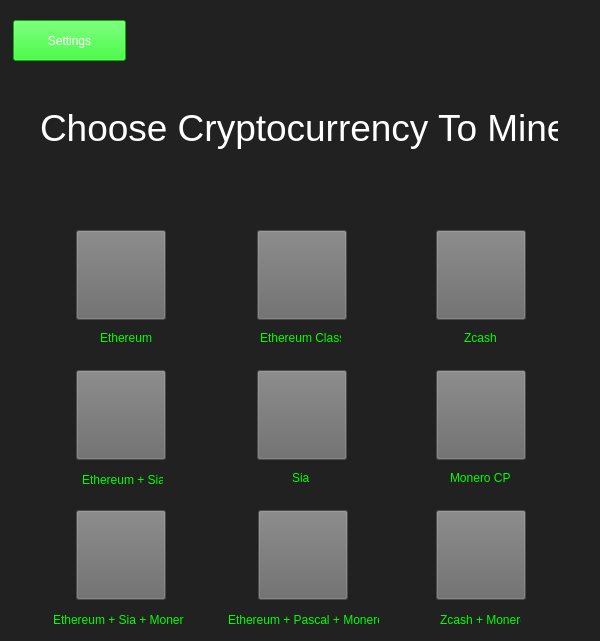
The window that Mr.Mining/MikeTheMiner/ChooseCurrency.ui (patel344/Mr.Miner) describes before a commit, drawn with Qt 5.
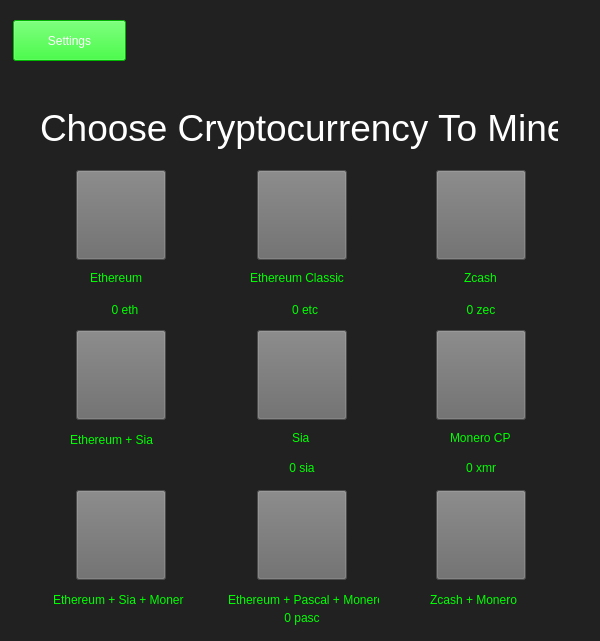
The same window after the commit. Icons and pictures are not drawn.

What changed in the file:
```diff
--- a/Mr.Mining/MikeTheMiner/ChooseCurrency.ui
+++ b/Mr.Mining/MikeTheMiner/ChooseCurrency.ui
@@ -25,7 +25,7 @@
    <property name="geometry">
     <rect>
      <x>76</x>
-     <y>230</y>
+     <y>170</y>
      <width>90</width>
      <height>90</height>
     </rect>
@@ -53,7 +53,7 @@
    <property name="geometry">
     <rect>
      <x>257</x>
-     <y>230</y>
+     <y>170</y>
      <width>90</width>
      <height>90</height>
     </rect>
@@ -79,7 +79,7 @@
    <property name="geometry">
     <rect>
      <x>436</x>
-     <y>230</y>
+     <y>170</y>
      <width>90</width>
      <height>90</height>
     </rect>
@@ -108,7 +108,7 @@
    <property name="geometry">
     <rect>
      <x>76</x>
-     <y>370</y>
+     <y>330</y>
      <width>90</width>
      <height>90</height>
     </rect>
@@ -134,7 +134,7 @@
    <property name="geometry">
     <rect>
      <x>257</x>
-     <y>370</y>
+     <y>330</y>
      <width>90</width>
      <height>90</height>
     </rect>
@@ -163,7 +163,7 @@
    <property name="geometry">
     <rect>
      <x>436</x>
-     <y>370</y>
+     <y>330</y>
      <width>90</width>
      <height>90</height>
     </rect>
@@ -188,8 +188,8 @@
   <widget class="QLabel" name="label_2">
    <property name="geometry">
     <rect>
-     <x>100</x>
-     <y>330</y>
+     <x>90</x>
+     <y>270</y>
      <width>61</width>
      <height>16</height>
     </rect>
@@ -204,9 +204,9 @@
   <widget class="QLabel" name="label_3">
    <property name="geometry">
     <rect>
-     <x>260</x>
-     <y>330</y>
-     <width>81</width>
+     <x>250</x>
+     <y>270</y>
+     <width>111</width>
      <height>16</height>
     </rect>
    </property>
@@ -221,7 +221,7 @@
    <property name="geometry">
     <rect>
      <x>464</x>
-     <y>330</y>
+     <y>270</y>
      <width>41</width>
      <height>16</height>
     </rect>
@@ -236,9 +236,9 @@
   <widget class="QLabel" name="label_5">
    <property name="geometry">
     <rect>
-     <x>82</x>
-     <y>470</y>
-     <width>81</width>
+     <x>70</x>
+     <y>430</y>
+     <width>101</width>
      <height>20</height>
     </rect>
    </property>
@@ -253,7 +253,7 @@
    <property name="geometry">
     <rect>
      <x>292</x>
-     <y>470</y>
+     <y>430</y>
      <width>21</width>
      <height>16</height>
     </rect>
@@ -269,7 +269,7 @@
    <property name="geometry">
     <rect>
      <x>450</x>
-     <y>470</y>
+     <y>430</y>
      <width>61</width>
      <height>16</height>
     </rect>
@@ -735,7 +735,7 @@
    <property name="geometry">
     <rect>
      <x>436</x>
-     <y>510</y>
+     <y>490</y>
      <width>90</width>
      <height>90</height>
     </rect>
@@ -763,8 +763,8 @@
    </property>
    <property name="geometry">
     <rect>
-     <x>258</x>
-     <y>510</y>
+     <x>257</x>
+     <y>490</y>
      <width>90</width>
      <height>90</height>
     </rect>
@@ -793,7 +793,7 @@
    <property name="geometry">
     <rect>
      <x>76</x>
-     <y>510</y>
+     <y>490</y>
      <width>90</width>
      <height>90</height>
     </rect>
@@ -835,7 +835,7 @@
    <property name="geometry">
     <rect>
      <x>53</x>
-     <y>610</y>
+     <y>590</y>
      <width>131</width>
      <height>20</height>
     </rect>
@@ -851,7 +851,7 @@
    <property name="geometry">
     <rect>
      <x>228</x>
-     <y>610</y>
+     <y>590</y>
      <width>151</width>
      <height>20</height>
     </rect>
@@ -866,9 +866,9 @@
   <widget class="QLabel" name="label_11">
    <property name="geometry">
     <rect>
-     <x>440</x>
-     <y>610</y>
-     <width>81</width>
+     <x>430</x>
+     <y>590</y>
+     <width>111</width>
      <height>20</height>
     </rect>
    </property>
@@ -879,6 +879,120 @@
     <string>Zcash + Monero</string>
    </property>
   </widget>
+  <widget class="QLabel" name="eth_coin">
+   <property name="geometry">
+    <rect>
+     <x>80</x>
+     <y>300</y>
+     <width>90</width>
+     <height>20</height>
+    </rect>
+   </property>
+   <property name="styleSheet">
+    <string notr="true">color:rgb(0, 255, 0)</string>
+   </property>
+   <property name="text">
+    <string>0 eth</string>
+   </property>
+   <property name="alignment">
+    <set>Qt::AlignCenter</set>
+   </property>
+  </widget>
+  <widget class="QLabel" name="etc_coin">
+   <property name="geometry">
+    <rect>
+     <x>260</x>
+     <y>300</y>
+     <width>90</width>
+     <height>20</height>
+    </rect>
+   </property>
+   <property name="styleSheet">
+    <string notr="true">color:rgb(0, 255, 0)</string>
+   </property>
+   <property name="text">
+    <string>0 etc</string>
+   </property>
+   <property name="alignment">
+    <set>Qt::AlignCenter</set>
+   </property>
+  </widget>
+  <widget class="QLabel" name="zec_coin">
+   <property name="geometry">
+    <rect>
+     <x>436</x>
+     <y>300</y>
+     <width>90</width>
+     <height>20</height>
+    </rect>
+   </property>
+   <property name="styleSheet">
+    <string notr="true">color:rgb(0, 255, 0)</string>
+   </property>
+   <property name="text">
+    <string>0 zec</string>
+   </property>
+   <property name="alignment">
+    <set>Qt::AlignCenter</set>
+   </property>
+  </widget>
+  <widget class="QLabel" name="sia_coin">
+   <property name="geometry">
+    <rect>
+     <x>257</x>
+     <y>460</y>
+     <width>90</width>
+     <height>16</height>
+    </rect>
+   </property>
+   <property name="styleSheet">
+    <string notr="true">color:rgb(0, 255, 0)</string>
+   </property>
+   <property name="text">
+    <string>0 sia</string>
+   </property>
+   <property name="alignment">
+    <set>Qt::AlignCenter</set>
+   </property>
+  </widget>
+  <widget class="QLabel" name="xmr_coin">
+   <property name="geometry">
+    <rect>
+     <x>436</x>
+     <y>460</y>
+     <width>90</width>
+     <height>16</height>
+    </rect>
+   </property>
+   <property name="styleSheet">
+    <string notr="true">color:rgb(0, 255, 0)</string>
+   </property>
+   <property name="text">
+    <string>0 xmr</string>
+   </property>
+   <property name="alignment">
+    <set>Qt::AlignCenter</set>
+   </property>
+  </widget>
+  <widget class="QLabel" name="pasc_coin">
+   <property name="geometry">
+    <rect>
+     <x>257</x>
+     <y>610</y>
+     <width>90</width>
+     <height>16</height>
+    </rect>
+   </property>
+   <property name="styleSheet">
+    <string notr="true">color:rgb(0, 255, 0)</string>
+   </property>
+   <property name="text">
+    <string>0 pasc</string>
+   </property>
+   <property name="alignment">
+    <set>Qt::AlignCenter</set>
+   </property>
+  </widget>
  </widget>
  <resources>
   <include location="ChooseCurrency.qrc"/>
```
